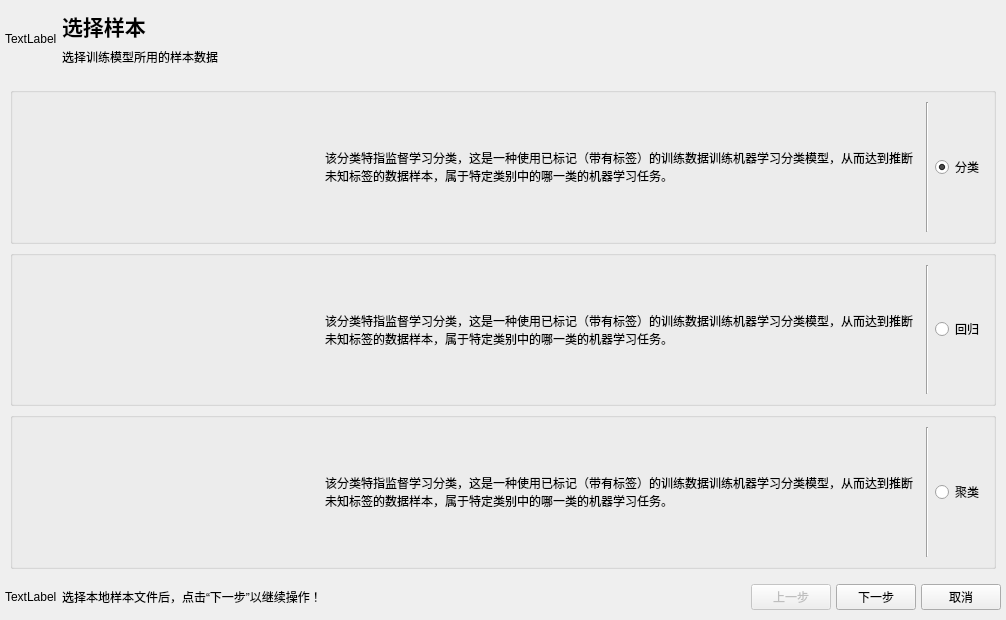
This is core/appUI/UIDesigner/ScikitLearnMLDialogDesigner.ui in bevenkyy/GITenberg9 as Qt 5 draws it before an edit. The edited form follows.
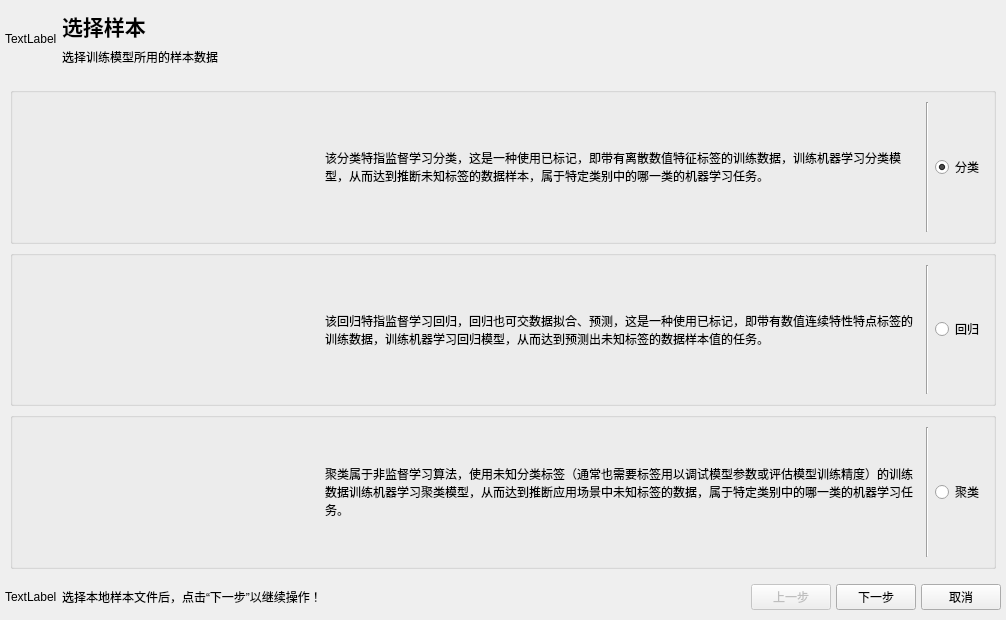
This is the edited form.

```diff
--- a/core/appUI/UIDesigner/ScikitLearnMLDialogDesigner.ui
+++ b/core/appUI/UIDesigner/ScikitLearnMLDialogDesigner.ui
@@ -129,7 +129,7 @@
           <item>
            <widget class="QLabel" name="classificationDesciptionLabel">
             <property name="text">
-             <string>该分类特指监督学习分类，这是一种使用已标记（带有标签）的训练数据训练机器学习分类模型，从而达到推断未知标签的数据样本，属于特定类别中的哪一类的机器学习任务。</string>
+             <string>该分类特指监督学习分类，这是一种使用已标记，即带有离散数值特征标签的训练数据，训练机器学习分类模型，从而达到推断未知标签的数据样本，属于特定类别中的哪一类的机器学习任务。</string>
             </property>
             <property name="wordWrap">
              <bool>true</bool>
@@ -175,7 +175,7 @@
           <item>
            <widget class="QLabel" name="regressionDesciptionLabel">
             <property name="text">
-             <string>该分类特指监督学习分类，这是一种使用已标记（带有标签）的训练数据训练机器学习分类模型，从而达到推断未知标签的数据样本，属于特定类别中的哪一类的机器学习任务。</string>
+             <string>该回归特指监督学习回归，回归也可交数据拟合、预测，这是一种使用已标记，即带有数值连续特性特点标签的训练数据，训练机器学习回归模型，从而达到预测出未知标签的数据样本值的任务。</string>
             </property>
             <property name="wordWrap">
              <bool>true</bool>
@@ -218,7 +218,7 @@
           <item>
            <widget class="QLabel" name="clusterDesciptionLabel">
             <property name="text">
-             <string>该分类特指监督学习分类，这是一种使用已标记（带有标签）的训练数据训练机器学习分类模型，从而达到推断未知标签的数据样本，属于特定类别中的哪一类的机器学习任务。</string>
+             <string>聚类属于非监督学习算法，使用未知分类标签（通常也需要标签用以调试模型参数或评估模型训练精度）的训练数据训练机器学习聚类模型，从而达到推断应用场景中未知标签的数据，属于特定类别中的哪一类的机器学习任务。</string>
             </property>
             <property name="wordWrap">
              <bool>true</bool>
```
